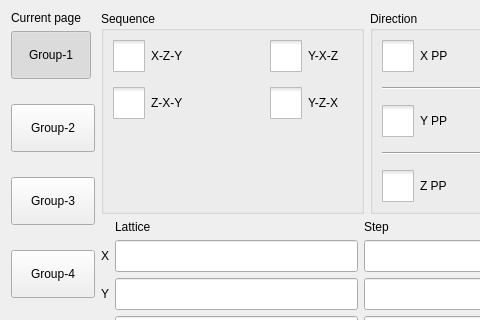
First picture: the form in hcsettings/ichcstackedsettingsframe.ui, repository dongdong-2009/3-5AxisRobot, before the edit; both pictures show x 0 to 480 and y 0 to 320 of the 644 by 427 pixel window.
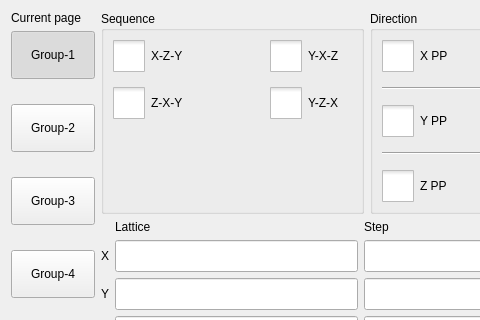
Second picture: the form after the edit. Icons and pictures are not drawn. Custom widgets are drawn as their Qt base class.

What changed in the file:
```diff
--- a/hcsettings/ichcstackedsettingsframe.ui
+++ b/hcsettings/ichcstackedsettingsframe.ui
@@ -44,13 +44,13 @@
          </property>
          <property name="minimumSize">
           <size>
-           <width>80</width>
+           <width>84</width>
            <height>48</height>
           </size>
          </property>
          <property name="maximumSize">
           <size>
-           <width>80</width>
+           <width>84</width>
            <height>48</height>
           </size>
          </property>
```
Left out of the diff: 4 changed lines with no effect on the pictures.
